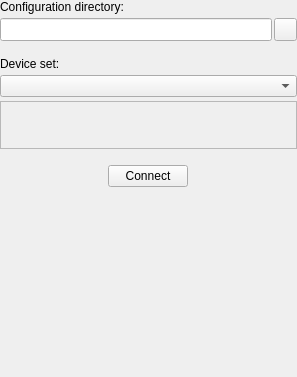
Above: PlusApp/CommonWidgets/DeviceSetSelectorWidget.ui from PlusToolkit/PlusApp before the change. Below: the same form after it.
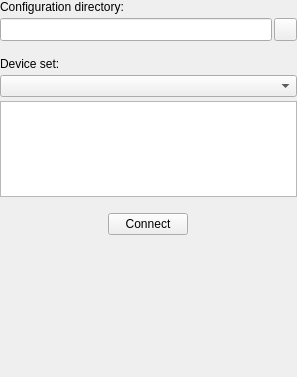
That is the form after the change. Icons and pictures are not drawn.

Commit message: Adding error handling to device connection; changing label to textedit on the device set selector form

```diff
--- a/PlusApp/CommonWidgets/DeviceSetSelectorWidget.ui
+++ b/PlusApp/CommonWidgets/DeviceSetSelectorWidget.ui
@@ -106,33 +106,12 @@
     </widget>
    </item>
    <item row="4" column="0">
-    <widget class="QComboBox" name="comboBox_DeviceSet"/>
-   </item>
-   <item row="5" column="0">
-    <widget class="QLabel" name="label_Description">
-     <property name="minimumSize">
-      <size>
-       <width>0</width>
-       <height>48</height>
-      </size>
+    <widget class="QComboBox" name="comboBox_DeviceSet">
+     <property name="maxVisibleItems">
+      <number>20</number>
      </property>
-     <property name="frameShape">
-      <enum>QFrame::StyledPanel</enum>
-     </property>
-     <property name="frameShadow">
-      <enum>QFrame::Plain</enum>
-     </property>
-     <property name="text">
-      <string/>
-     </property>
-     <property name="alignment">
-      <set>Qt::AlignLeading|Qt::AlignLeft|Qt::AlignTop</set>
-     </property>
-     <property name="wordWrap">
-      <bool>true</bool>
-     </property>
-     <property name="openExternalLinks">
-      <bool>true</bool>
+     <property name="sizeAdjustPolicy">
+      <enum>QComboBox::AdjustToMinimumContentsLength</enum>
      </property>
     </widget>
    </item>
@@ -192,6 +171,28 @@
      </property>
     </spacer>
    </item>
+   <item row="5" column="0">
+    <widget class="QTextEdit" name="textEdit_Description">
+     <property name="sizePolicy">
+      <sizepolicy hsizetype="Expanding" vsizetype="Fixed">
+       <horstretch>0</horstretch>
+       <verstretch>0</verstretch>
+      </sizepolicy>
+     </property>
+     <property name="maximumSize">
+      <size>
+       <width>16777215</width>
+       <height>96</height>
+      </size>
+     </property>
+     <property name="frameShadow">
+      <enum>QFrame::Plain</enum>
+     </property>
+     <property name="readOnly">
+      <bool>true</bool>
+     </property>
+    </widget>
+   </item>
   </layout>
  </widget>
  <resources>
```
The commit also changes 4 other files.
